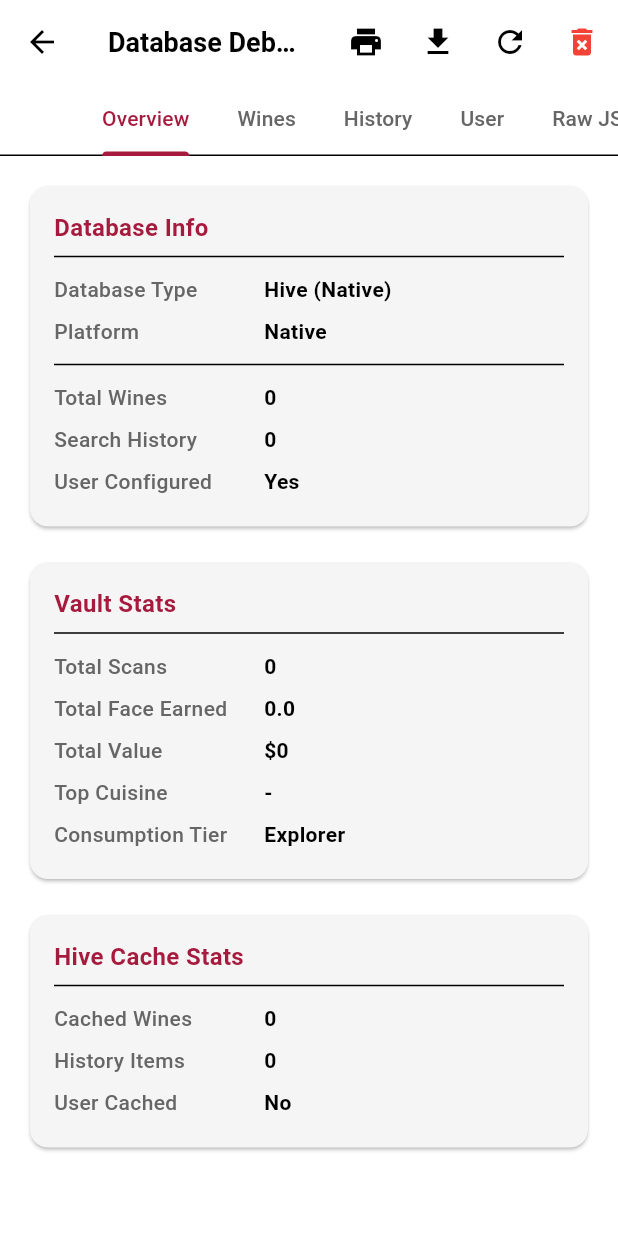
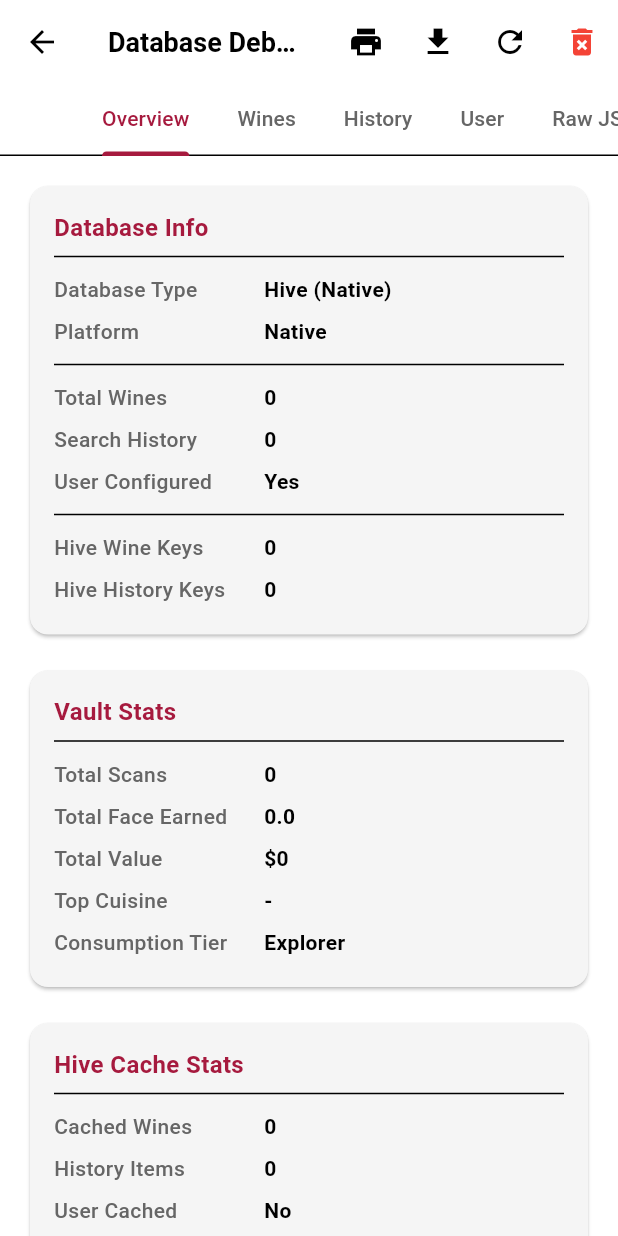
Before and after one commit to aibuddygame/wine-ai-app, a Flutter app: the DebugScreen screen opened directly, on a phone screen of 412 x 824 dp. Run offline on Flutter 3.47's test engine with Material 3 defaults, Android fonts, the phone set to English and light mode, and no system bars; our stand-ins replace flutter_dotenv, hive_flutter, image_picker, shared_preferences, sqflite, sqflite_common_ffi_web; missing offline and left inert: dart:html; accounts and stored records are empty.

Commit message:
Add detailed debug logging to diagnose database loading issue

```diff
--- a/lib/features/debug/debug_screen.dart
+++ b/lib/features/debug/debug_screen.dart
@@ -50,16 +50,23 @@ class _DebugScreenState extends State<DebugScreen> with SingleTickerProviderStat
 
       // Load from Hive database (primary storage used by the app)
       final dbHelper = HiveDatabaseHelper();
+
+      // Get stats first for debugging
+      _hiveStats = await dbHelper.getStats();
+      debugPrint('DebugScreen: Hive stats = $_hiveStats');
+
       _wines = await dbHelper.getAllWines();
+      debugPrint('DebugScreen: Loaded ${_wines.length} wines');
+
       _searchHistory = await dbHelper.getSearchHistory(limit: 100);
+      debugPrint('DebugScreen: Loaded ${_searchHistory.length} history entries');
+
       _user = await dbHelper.getUser();
       _vaultStats = await dbHelper.getVaultStats();
 
-      // Load Hive stats
-      _hiveStats = await dbHelper.getStats();
-
-    } catch (e) {
+    } catch (e, stackTrace) {
       debugPrint('Error loading debug data: $e');
+      debugPrint('Stack trace: $stackTrace');
     }
 
     setState(() => _isLoading = false);
@@ -360,6 +367,17 @@ class _DebugScreenState extends State<DebugScreen> with SingleTickerProviderStat
               _buildInfoRow('Total Wines', _wines.length.toString()),
               _buildInfoRow('Search History', _searchHistory.length.toString()),
               _buildInfoRow('User Configured', _user != null ? 'Yes' : 'No'),
+              const Divider(),
+              _buildInfoRow('Hive Wine Keys', (_hiveStats['winesKeys'] as List<dynamic>?)?.length.toString() ?? '0'),
+              _buildInfoRow('Hive History Keys', (_hiveStats['historyKeys'] as List<dynamic>?)?.length.toString() ?? '0'),
+              if ((_hiveStats['winesKeys'] as List<dynamic>?)?.isNotEmpty == true)
+                Padding(
+                  padding: const EdgeInsets.only(top: 8),
+                  child: Text(
+                    'Keys: ${(_hiveStats['winesKeys'] as List<dynamic>).take(5).join(', ')}${_hiveStats['winesKeys'].length > 5 ? '...' : ''}',
+                    style: const TextStyle(fontSize: 10, color: VivinoColors.textSecondary),
+                  ),
+                ),
             ],
           ),
           const SizedBox(height: 16),
```
